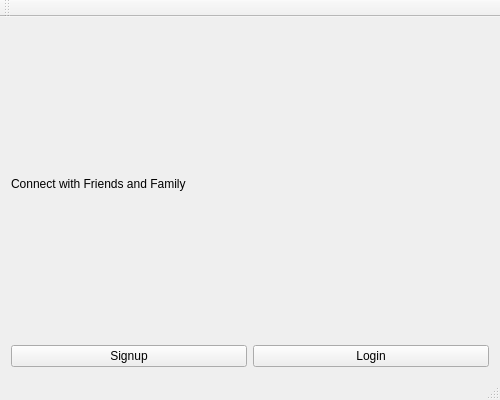
Qt form mainwindow.ui (gutty333/Social-Media-App) before a commit.
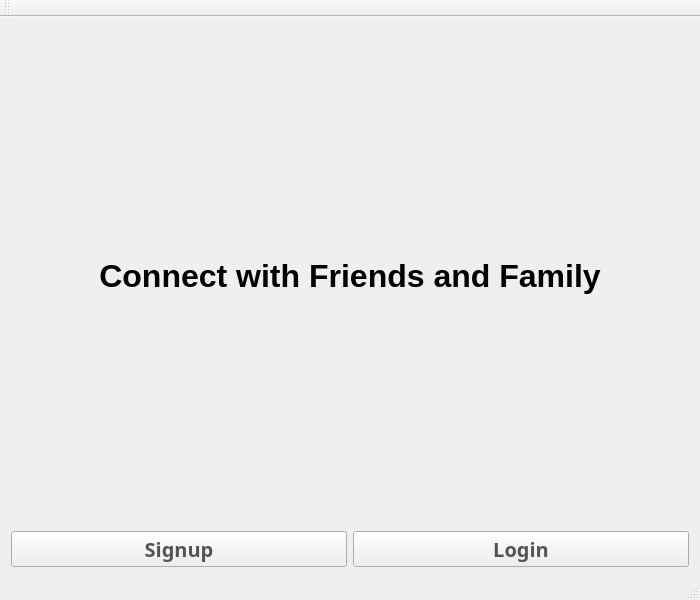
The same form after that commit.

```diff
--- a/mainwindow.ui
+++ b/mainwindow.ui
@@ -6,16 +6,14 @@
    <rect>
     <x>0</x>
     <y>0</y>
-    <width>500</width>
-    <height>400</height>
+    <width>700</width>
+    <height>600</height>
    </rect>
   </property>
   <property name="windowTitle">
    <string>Social Media App</string>
   </property>
   <widget class="QWidget" name="centralWidget">
-   <layout class="QVBoxLayout" name="verticalLayout_2">
-    <item>
      <layout class="QVBoxLayout" name="verticalLayout">
       <item>
        <widget class="QLabel" name="label_homePage">
@@ -23,7 +21,7 @@
          <enum>Qt::LeftToRight</enum>
         </property>
         <property name="text">
-         <string>Connect with Friends and Family</string>
+       <string>&lt;html&gt;&lt;head/&gt;&lt;body&gt;&lt;p align=&quot;center&quot;&gt;&lt;span style=&quot; font-size:24pt; font-weight:600;&quot;&gt;Connect with Friends and Family&lt;/span&gt;&lt;/p&gt;&lt;/body&gt;&lt;/html&gt;</string>
         </property>
        </widget>
       </item>
@@ -31,6 +29,12 @@
        <layout class="QHBoxLayout" name="horizontalLayout">
         <item>
          <widget class="QPushButton" name="pushButton_signup">
+        <property name="styleSheet">
+         <string notr="true">font-family:sans-serif;
+font-size:20px;
+font-weight:bold;
+color:#545454;</string>
+        </property>
           <property name="text">
            <string>Signup</string>
           </property>
@@ -38,6 +42,12 @@
         </item>
         <item>
          <widget class="QPushButton" name="pushButton_login">
+        <property name="styleSheet">
+         <string notr="true">font-family:sans-serif;
+font-size:20px;
+font-weight:bold;
+color:#545454;</string>
+        </property>
           <property name="text">
            <string>Login</string>
           </property>
@@ -46,8 +56,6 @@
        </layout>
       </item>
      </layout>
-    </item>
-   </layout>
   </widget>
   <widget class="QMenuBar" name="menuBar">
    <property name="geometry">
```
Left out of the diff: 2 changed lines with no effect on the pictures. Lines whose indentation alone changed are shown as unchanged.
